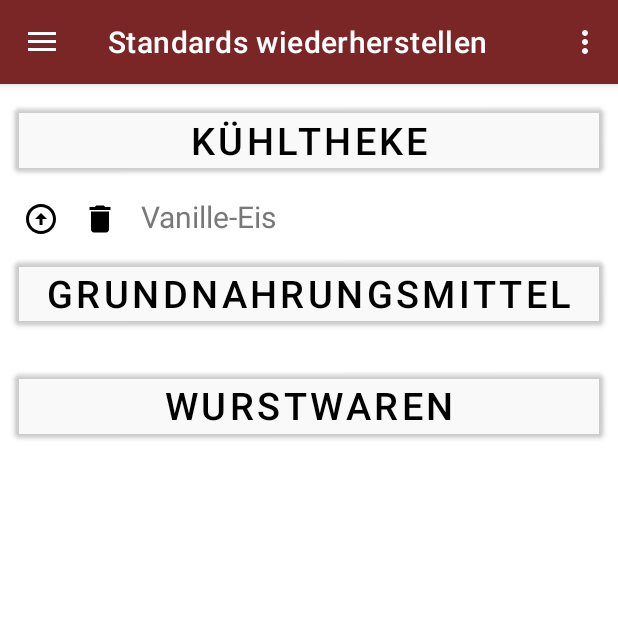
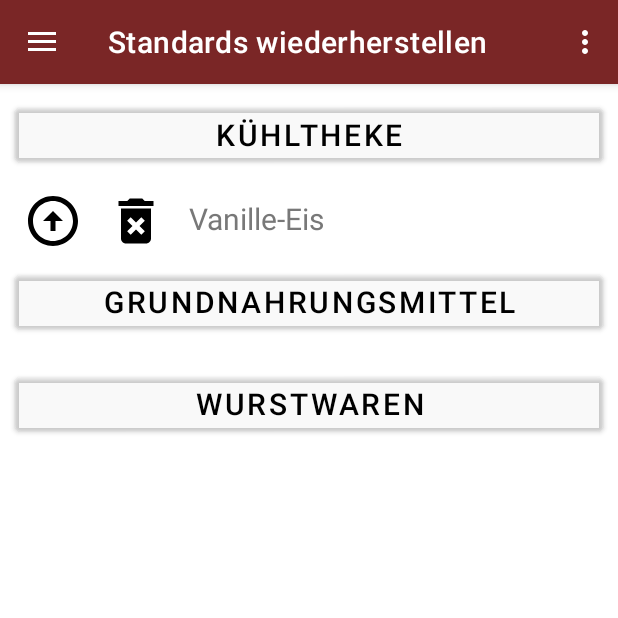
Before and after one commit to Thom-Mon/ShoppingListApp, an Android app: the screen it shows after launch (MainActivity), in the side drawer, after a tap on "Standards", on a phone screen of 412 x 824 dp, the top half of it. Run offline under Robolectric (Android 15) with nearby library versions, the light colour scheme and no system bars; our stand-ins replace Room's generated code, navigation-ui.

Commit message:
resolved a lot of issues no word

```diff
--- a/app/src/main/java/com/example/shoppinglistapp/Dao/Item/ItemDao.kt
+++ b/app/src/main/java/com/example/shoppinglistapp/Dao/Item/ItemDao.kt
@@ -7,7 +7,7 @@ import com.example.shoppinglistapp.Dao.Item.Item
 interface ItemDao {
 
     @Query("SELECT * FROM item_table")
-    fun getAll(): List<Item>
+    suspend fun getAll(): List<Item>
 
     @Query("SELECT * FROM item_table Limit 1")
     fun getOne(): Item
@@ -45,6 +45,9 @@ interface ItemDao {
     @Query("DELETE FROM item_table")
     suspend fun  deleteAll()
 
+    @Delete
+    suspend fun deleteItems(objects: List<Item>)
+
     @Query("UPDATE item_table SET name=:name, category=:category, status=:status WHERE id = :id")
     suspend fun update(id: Int, name : String , category: String , status: Int)
 
--- a/app/src/main/java/com/example/shoppinglistapp/ui/category/CategoryFragment.kt
+++ b/app/src/main/java/com/example/shoppinglistapp/ui/category/CategoryFragment.kt
@@ -13,6 +13,7 @@ import androidx.lifecycle.ViewModelProvider
 import androidx.recyclerview.widget.LinearLayoutManager
 import com.example.shoppinglistapp.AppDatabase
 import com.example.shoppinglistapp.Dao.Category.Category
+import com.example.shoppinglistapp.Dao.Item.Item
 import com.example.shoppinglistapp.adapter.CustomAdapter
 import com.example.shoppinglistapp.adapter.ElementsViewModel
 import com.example.shoppinglistapp.databinding.FragmentCategoryBinding
@@ -176,9 +177,13 @@ class CategoryFragment : Fragment() {
 
     private suspend fun deleteData(_id: Int) {
         val category: Category
+        lateinit var items: List<Item>
         var dataId = 0
         category = appDb.categoryDao().findById(_id)
+        items = appDb.itemDao().findByCategory(category.name!!)
         appDb.categoryDao().delete(category)
+        // delete all products connected to the category
+        appDb.itemDao().deleteItems(items)
 
         for(category in data)
         {
--- /dev/null
+++ b/app/src/main/res/drawable/ic_baseline_delete_forever_40.xml
@@ -0,0 +1,5 @@
+<vector android:height="40dp" android:tint="#000000"
+    android:viewportHeight="24" android:viewportWidth="24"
+    android:width="40dp" xmlns:android="http://schemas.android.com/apk/res/android">
+    <path android:fillColor="@android:color/white" android:pathData="M6,19c0,1.1 0.9,2 2,2h8c1.1,0 2,-0.9 2,-2L18,7L6,7v12zM8.46,11.88l1.41,-1.41L12,12.59l2.12,-2.12 1.41,1.41L13.41,14l2.12,2.12 -1.41,1.41L12,15.41l-2.12,2.12 -1.41,-1.41L10.59,14l-2.13,-2.12zM15.5,4l-1,-1h-5l-1,1L5,4v2h14L19,4z"/>
+</vector>
--- /dev/null
+++ b/app/src/main/res/drawable/ic_outline_arrow_circle_up_40.xml
@@ -0,0 +1,5 @@
+<vector android:height="40dp" android:tint="#000000"
+    android:viewportHeight="24" android:viewportWidth="24"
+    android:width="40dp" xmlns:android="http://schemas.android.com/apk/res/android">
+    <path android:fillColor="@android:color/white" android:pathData="M12,20c-4.41,0 -8,-3.59 -8,-8s3.59,-8 8,-8s8,3.59 8,8S16.41,20 12,20M12,22c5.52,0 10,-4.48 10,-10c0,-5.52 -4.48,-10 -10,-10C6.48,2 2,6.48 2,12C2,17.52 6.48,22 12,22L12,22zM11,12l0,4h2l0,-4h3l-4,-4l-4,4H11z"/>
+</vector>
--- a/app/src/main/res/layout/category_headline_linearlayout.xml
+++ b/app/src/main/res/layout/category_headline_linearlayout.xml
@@ -12,5 +12,5 @@
         android:gravity="center"
         android:textColor="@color/black"
         android:backgroundTint="@color/cardview_shadow_end_color"
-        android:textSize="25dp"/>
+        android:textSize="20dp"/>
 </LinearLayout>
--- a/app/src/main/res/layout/product_standard_linearlayout.xml
+++ b/app/src/main/res/layout/product_standard_linearlayout.xml
@@ -2,7 +2,8 @@
 <LinearLayout xmlns:android="http://schemas.android.com/apk/res/android"
     android:layout_width="match_parent"
     android:layout_height="wrap_content"
-    android:orientation="horizontal">
+    android:orientation="horizontal"
+    android:layout_margin="5dp">
 
     <ImageButton
         android:id="@+id/button_reuse_item"
@@ -11,7 +12,7 @@
         android:layout_marginLeft="15dp"
         android:layout_marginTop="3dp"
         android:background="@null"
-        android:src="@drawable/ic_outline_arrow_circle_up_24"
+        android:src="@drawable/ic_outline_arrow_circle_up_40"
         />
     <ImageButton
         android:id="@+id/button_delete_item"
@@ -20,7 +21,7 @@
         android:layout_marginLeft="15dp"
         android:layout_marginTop="3dp"
         android:background="@null"
-        android:src="@drawable/ic_baseline_delete_24"
+        android:src="@drawable/ic_baseline_delete_forever_40"
         />
 
     <TextView
@@ -28,6 +29,7 @@
         android:layout_width="match_parent"
         android:layout_height="wrap_content"
         android:text="Placeholder-Productname"
+        android:layout_gravity="center_vertical"
         android:layout_marginLeft="15dp"
         android:textColor="@color/light_grey"
         android:textSize="20dp"/>
--- a/app/src/main/res/menu/activity_main_drawer.xml
+++ b/app/src/main/res/menu/activity_main_drawer.xml
@@ -20,18 +20,5 @@
             android:id="@+id/nav_settings"
             android:icon="@drawable/ic_baseline_settings_24"
             android:title="@string/menu_settings" />
-        <item
-            android:id="@+id/nav_home"
-            android:icon="@drawable/ic_menu_camera"
-            android:title="@string/menu_home" />
-        <item
-            android:id="@+id/nav_gallery"
-            android:icon="@drawable/ic_menu_gallery"
-            android:title="@string/menu_gallery" />
-        <item
-            android:id="@+id/nav_slideshow"
-            android:icon="@drawable/ic_menu_slideshow"
-            android:title="@string/menu_slideshow" />
-
     </group>
 </menu>
```
